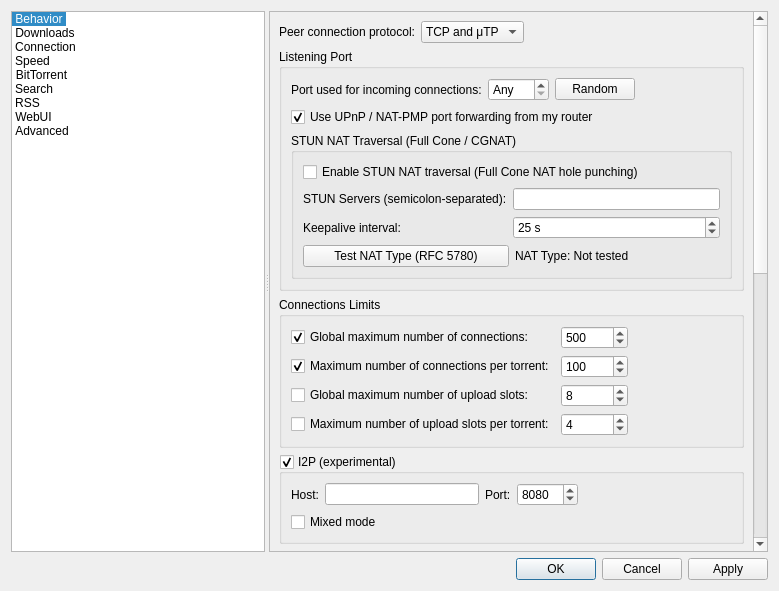
Old version of the form src/gui/optionsdialog.ui in the repository 15963360/qBittorrent-Enhanced-Edition.
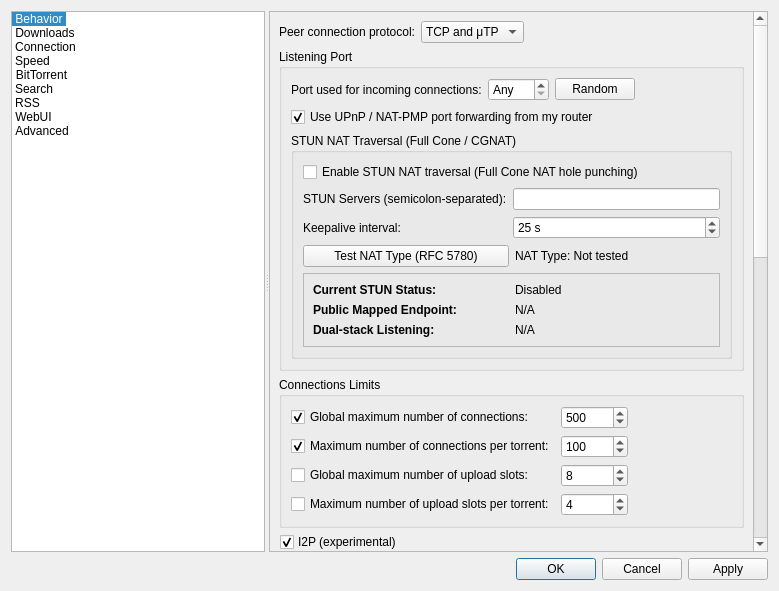
New version of the form. The open tabs and pages were chosen to show the change. Icons and pictures are not drawn. Custom widgets are drawn as their Qt base class.

Commit message: feat(stun): add live STUN status panel in OptionsDialog and clarify structured logging

The edit to the form file:
```diff
--- a/src/gui/optionsdialog.ui
+++ b/src/gui/optionsdialog.ui
@@ -1965,6 +1965,72 @@
                     </item>
                    </layout>
                   </item>
+                  <item>
+                   <widget class="QFrame" name="frameSTUNStatus">
+                    <property name="frameShape">
+                     <enum>QFrame::Shape::StyledPanel</enum>
+                    </property>
+                    <layout class="QGridLayout" name="stunStatusGridLayout">
+                     <item row="0" column="0">
+                      <widget class="QLabel" name="lblSTUNStatusHeader">
+                       <property name="text">
+                        <string>Current STUN Status:</string>
+                       </property>
+                       <property name="font">
+                        <font>
+                         <bold>true</bold>
+                        </font>
+                       </property>
+                      </widget>
+                     </item>
+                     <item row="0" column="1">
+                      <widget class="QLabel" name="lblSTUNStatusValue">
+                       <property name="text">
+                        <string>Disabled</string>
+                       </property>
+                      </widget>
+                     </item>
+                     <item row="1" column="0">
+                      <widget class="QLabel" name="lblSTUNEndpointHeader">
+                       <property name="text">
+                        <string>Public Mapped Endpoint:</string>
+                       </property>
+                       <property name="font">
+                        <font>
+                         <bold>true</bold>
+                        </font>
+                       </property>
+                      </widget>
+                     </item>
+                     <item row="1" column="1">
+                      <widget class="QLabel" name="lblSTUNEndpointValue">
+                       <property name="text">
+                        <string>N/A</string>
+                       </property>
+                      </widget>
+                     </item>
+                     <item row="2" column="0">
+                      <widget class="QLabel" name="lblSTUNDualStackHeader">
+                       <property name="text">
+                        <string>Dual-stack Listening:</string>
+                       </property>
+                       <property name="font">
+                        <font>
+                         <bold>true</bold>
+                        </font>
+                       </property>
+                      </widget>
+                     </item>
+                     <item row="2" column="1">
+                      <widget class="QLabel" name="lblSTUNDualStackValue">
+                       <property name="text">
+                        <string>N/A</string>
+                       </property>
+                      </widget>
+                     </item>
+                    </layout>
+                   </widget>
+                  </item>
                  </layout>
                 </widget>
                </item>
```
The commit also changes 5 other files.
